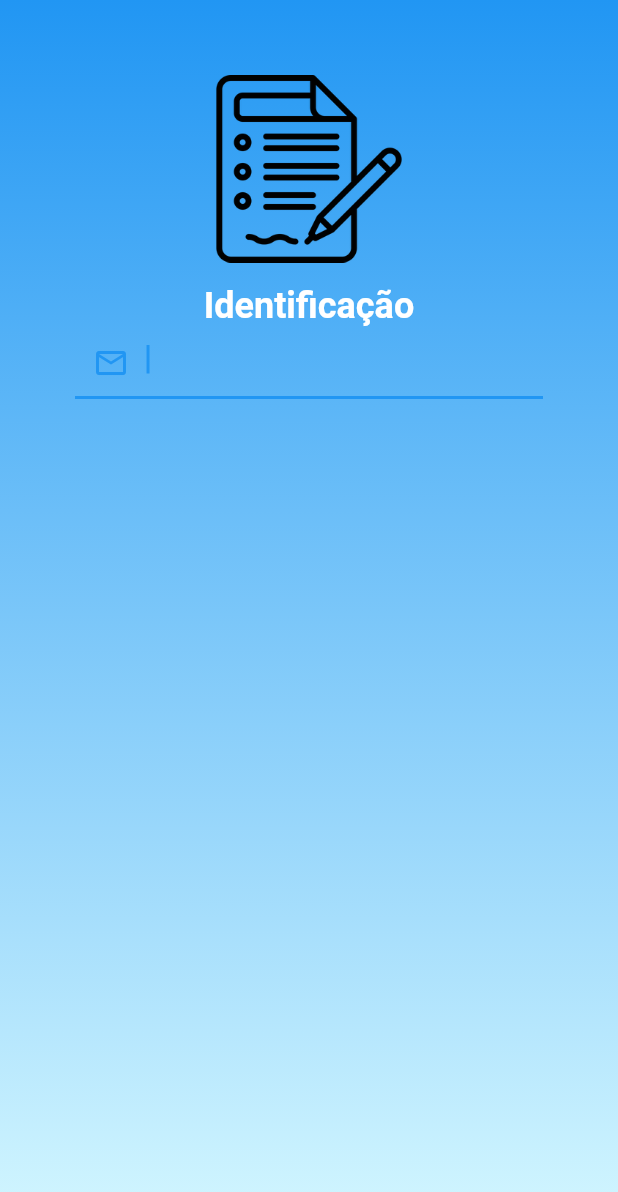
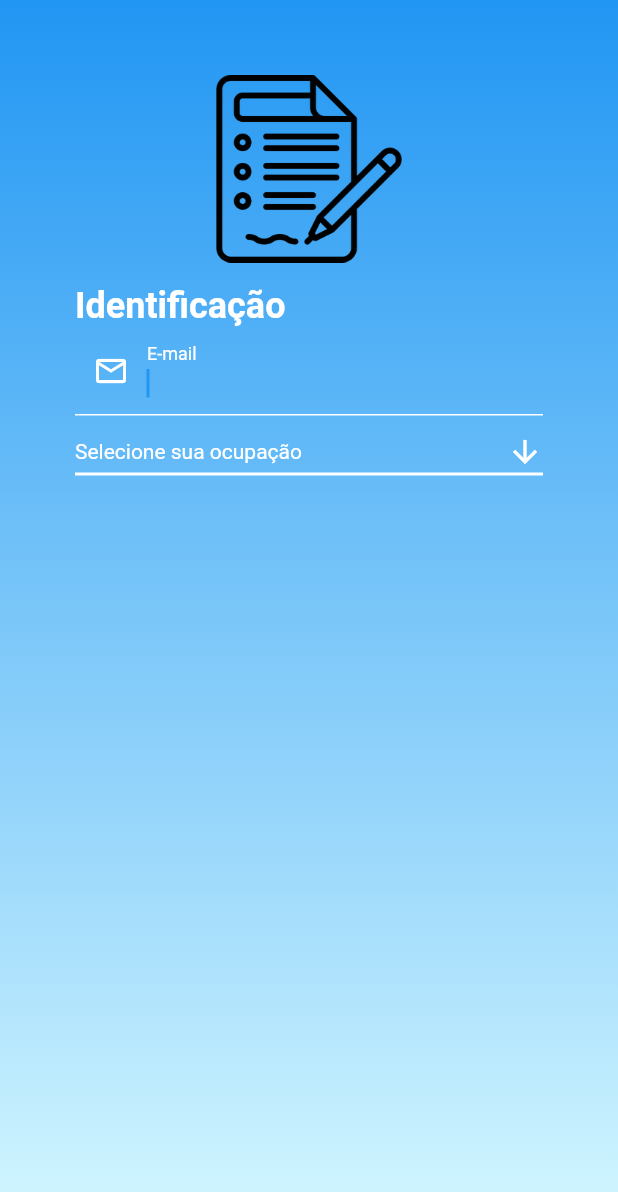
Before and after one commit to FBRosito/app_vacinas, a Flutter app: the screen it shows after launch, after a tap on "Entrar", on a phone screen of 412 x 824 dp. Shown: the top 1192 px of the screen. Run offline on Flutter 3.47's test engine with Material 2 defaults, Android fonts, the phone set to English and light mode, and no system bars.

Commit message:
Adicionado Caixa de Seleção de Ocupação na LoginScreen

```diff
--- a/lib/screens/first_screen.dart
+++ b/lib/screens/first_screen.dart
@@ -46,7 +46,7 @@ class _FirstScreenState extends State<FirstScreen> {
                 height: 125,
               ),
             ),
-            RaisedButton(
+            ElevatedButton(
                 child: Text(
                   "Entrar",
                   textAlign: TextAlign.center,
--- a/lib/screens/login_screen.dart
+++ b/lib/screens/login_screen.dart
@@ -16,10 +16,13 @@ class _LoginScreenState extends State<LoginScreen> {
     255,
   );
 
+  String dropdownValue = 'Selecione sua ocupação';
+
   @override
   Widget build(BuildContext context) {
     return Scaffold(
       body: Container(
+        height: MediaQuery.of(context).size.height,
         padding: EdgeInsets.symmetric(
           horizontal: 50,
           vertical: 50,
@@ -34,6 +37,7 @@ class _LoginScreenState extends State<LoginScreen> {
             ],
           ),
         ),
+        child: SingleChildScrollView(
           child: Column(
             mainAxisAlignment: MainAxisAlignment.start,
             crossAxisAlignment: CrossAxisAlignment.stretch,
@@ -49,23 +53,73 @@ class _LoginScreenState extends State<LoginScreen> {
               ),
               Text(
                 "Identificação",
-              textAlign: TextAlign.center,
+                textAlign: TextAlign.justify,
                 style: TextStyle(
                     color: Colors.white,
                     fontSize: 24,
                     fontWeight: FontWeight.bold),
               ),
               Form(
-              child: Column(children: [
+                child: Column(
+                  children: [
                     TextFormField(
                       autofocus: true,
                       decoration: InputDecoration(
-                    prefixIcon: Icon(Icons.mail_outline),
+                        labelText: "E-mail",
+                        labelStyle: TextStyle(
+                          color: Colors.white,
+                        ),
+                        prefixIcon: Icon(
+                          Icons.mail_outline,
+                          color: Colors.white,
+                        ),
+                        border: UnderlineInputBorder(
+                          borderSide: BorderSide(color: Colors.white),
+                        ),
+                        focusedBorder: UnderlineInputBorder(
+                          borderSide: BorderSide(color: Colors.white),
                         ),
                       ),
-              ]),
-            )
+                    ),
+                    DropdownButton<String>(
+                      isExpanded: true,
+                      dropdownColor: Colors.black38,
+                      value: dropdownValue,
+                      icon: const Icon(
+                        Icons.arrow_downward,
+                        color: Colors.white,
+                      ),
+                      iconSize: 24,
+                      elevation: 16,
+                      style: const TextStyle(color: Colors.white),
+                      underline: Container(
+                        height: 2,
+                        color: Colors.white,
+                      ),
+                      onChanged: (String? newValue) {
+                        setState(() {
+                          dropdownValue = newValue!;
+                        });
+                      },
+                      items: <String>[
+                        'Selecione sua ocupação',
+                        'Enfermeiro',
+                        'Técnico de Enfermagem',
+                        'Auxiliar de Enfermagem',
+                        'Estudante de Enfermagem',
+                        'Outros Profissionais',
+                      ].map<DropdownMenuItem<String>>((String value) {
+                        return DropdownMenuItem<String>(
+                          value: value,
+                          child: Text(value),
+                        );
+                      }).toList(),
+                    ),
                   ],
+                ),
+              ),
+            ],
+          ),
         ),
       ),
     );
```
Lines whose indentation alone changed are shown as unchanged.
